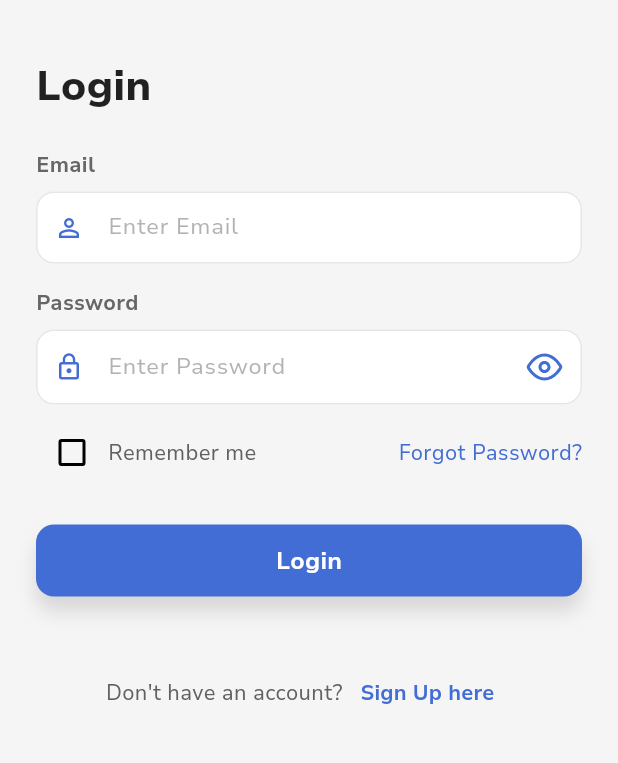
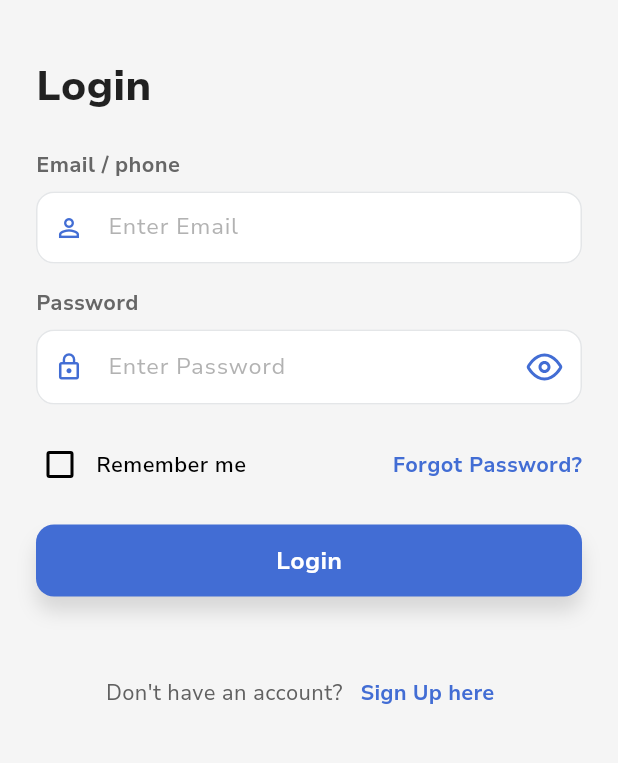
Before and after one commit to grewoxinfotech/housing-app-flutter, a Flutter app: the screen it shows after launch, on a phone screen of 412 x 824 dp, the part 284-1047 px from its top. Run offline on Flutter 3.47's test engine with Material 3 defaults, Android fonts, the phone set to English and light mode, and no system bars; our stand-ins replace awesome_snackbar_content, connectivity_plus, flutter_secure_storage, flutter_svg, font_awesome_flutter, get and 2 more; accounts and stored records are empty.

Commit message:
Update dependencies and improve validation logic
- Downgraded several dependencies in the package configuration to maintain compatibility.
- Updated the version in the .dart_tool/version file to reflect the changes.
- Modified the forgot password functionality to accept either email or phone number.
- Enhanced validation logic for email and password fields to provide clearer error messages.
- Updated UI elements in the login, registration, and forgot password screens to reflect changes in validation and input requirements.
- Added autovalidate mode to text fields for immediate feedback on user input.
- Improved the OTP verification screen's UI for better visibility.

```diff
--- a/lib/modules/auth/controllers/auth_controller.dart
+++ b/lib/modules/auth/controllers/auth_controller.dart
@@ -179,20 +179,20 @@
     }
   }
 
-  Future<void> forgotPassword({required String email}) async {
+  Future<void> forgotPassword({required String id}) async {
     try {
       isLoading.value = true;
 
-      final token = await authService.forgotPassword(email);
+      final token = await authService.forgotPassword(id);
       print("Forgot Password Token: $token");
       isLoading.value = false;
       Get.to(
-        () => OtpVerificationScreen(phone: email, token: token),
+        () => OtpVerificationScreen(phone: id, token: token),
       ); // example
 
       CrmSnackBar.showAwesomeSnackbar(
         title: 'Success',
-        message: 'OTP sent to your email.',
+        message: 'OTP sent to your email or Phone.',
         contentType: ContentType.success,
       );
     } catch (e) {
--- a/lib/modules/auth/views/forgot_password_screen.dart
+++ b/lib/modules/auth/views/forgot_password_screen.dart
@@ -46,18 +46,20 @@
                   // ),
                   // Email Field
                   CrmTextField(
-                    title: "Email",
+                    title: "Email / Phone",
                     controller: authController.emailController,
                     validator: (value) => emailValidation(value ?? ''),
+                    autovalidateMode: AutovalidateMode.onUserInteraction,
+
                     prefixIcon: Icons.person_outline,
-                    hintText: "Enter Email",
+                    hintText: "Enter Email or Phone",
                   ),
                   const SizedBox(height: 24),
                   CrmButton(
                     title: "Send OTP",
                     onTap:
                         () => authController.forgotPassword(
-                          email: authController.emailController.text.trim(),
+                          id: authController.emailController.text.trim(),
                         ),
                   ),
                 ],
--- a/lib/modules/auth/views/login_screen.dart
+++ b/lib/modules/auth/views/login_screen.dart
@@ -158,55 +158,24 @@
 
                   // Email Field
                   CrmTextField(
-                    title: "Email",
+                    title: "Email / phone",
                     controller: authController.emailController,
                     validator: (value) => emailValidation(value ?? ''),
+                    autovalidateMode: AutovalidateMode.onUserInteraction,
+
                     prefixIcon: Icons.person_outline,
                     hintText: "Enter Email",
                   ),
-                  // CustomTextField(
-                  //   controller: authController.emailController,
-                  //   hintText: 'Email or User Name',
-                  //   keyboardType: TextInputType.emailAddress,
-                  //   prefixIcon: Icons.person_outline,
-                  //   validator: (value) {
-                  //     if (value == null || value.isEmpty) {
-                  //       return 'Please enter your email or username';
-                  //     }
-                  //     return null;
-                  //   },
-                  // ),
+
                   const SizedBox(height: 16),
 
-                  // Password Field
-                  // CustomTextField(
-                  //   controller: authController.passwordController,
-                  //   hintText: 'Password',
-                  //   obscureText: !_isPasswordVisible,
-                  //   prefixIcon: Icons.lock_outline,
-                  //   suffixIcon: IconButton(
-                  //     icon: Icon(
-                  //       _isPasswordVisible
-                  //           ? Icons.visibility
-                  //           : Icons.visibility_off,
-                  //       color: Colors.grey,
-                  //       size: 20,
-                  //     ),
-                  //     onPressed: _togglePasswordVisibility,
-                  //   ),
-                  //   validator: (value) {
-                  //     if (value == null || value.isEmpty) {
-                  //       return 'Please enter your password';
-                  //     }
-                  //     return null;
-                  //   },
-                  // ),
                   CrmTextField(
                     title: "Password",
                     controller: authController.passwordController,
                     validator: (value) => passwordValidation(value ?? ''),
                     obscureText: _isPasswordVisible,
                     prefixIcon: Icons.lock_outline,
+                    autovalidateMode: AutovalidateMode.onUserInteraction,
                     hintText: "Enter Password",
                     suffixIcon: Container(
                       height: 50,
@@ -227,36 +196,80 @@
 
                   const SizedBox(height: 8),
 
+                  // Row(
+                  //  mainAxisAlignment: MainAxisAlignment.spaceBetween,
+                  //   children: [
+                  //     Obx(
+                  //       () => Row(
+                  //         children: [
+                  //           Checkbox(
+                  //             value: authController.rememberMe.value,
+                  //             onChanged:
+                  //                 (value) =>
+                  //                     authController.rememberMe.value =
+                  //                         value ?? false,
+                  //             side: const BorderSide(
+                  //               color: Colors.black,
+                  //               width: 2,
+                  //             ),
+                  //             checkColor: Colors.white,
+                  //             // Checkmark color
+                  //             activeColor: theme.colorScheme.primary,
+                  //           ),
+                  //
+                  //           Text(
+                  //             'Remember me',
+                  //             style: TextStyle(
+                  //               color: Colors.black,
+                  //               fontWeight: FontWeight.w600,
+                  //               fontFamily: FontRes.nuNunitoSans,
+                  //             ),
+                  //           ),
+                  //         ],
+                  //       ),
+                  //     ),
+                  //     GestureDetector(
+                  //       onTap: () {
+                  //         Get.to(ForgetPasswordScreen());
+                  //       },
+                  //       child: Text(
+                  //         'Forgot Password?',
+                  //         style: TextStyle(
+                  //           color: Get.theme.colorScheme.primary,
+                  //           fontWeight: FontWeight.bold,
+                  //           fontFamily: FontRes.nuNunitoSans,
+                  //         ),
+                  //       ),
+                  //     ),
+                  //   ],
+                  // ),
+                  const SizedBox(height: 16),
                   Row(
-                    mainAxisAlignment: MainAxisAlignment.spaceBetween,
+                    crossAxisAlignment: CrossAxisAlignment.center,
                     children: [
                       Obx(
-                        () => Row(
-                          children: [
-                            Checkbox(
+                        () => Checkbox(
                           value: authController.rememberMe.value,
-                              onChanged:
-                                  (value) =>
-                                      authController.rememberMe.value =
-                                          value ?? false,
-                              side: const BorderSide(
-                                color: Colors.black,
-                                width: 2,
+                          onChanged: (value) {
+                            authController.rememberMe.value = value ?? false;
+                          },
+                          side: const BorderSide(color: Colors.black, width: 2),
+                          checkColor: Colors.white,
+                          activeColor: theme.colorScheme.primary,
+                          visualDensity: VisualDensity.compact,
+                          materialTapTargetSize:
+                              MaterialTapTargetSize.shrinkWrap,
                         ),
-                              checkColor: Colors.white,
-                              // Checkmark color
-                              activeColor: theme.colorScheme.primary,
                       ),
-
-                            Text(
+                      const SizedBox(width: 8),
+                      Expanded(
+                        child: Text(
                           'Remember me',
                           style: TextStyle(
+                            color: Colors.black,
+                            fontWeight: FontWeight.w600,
                             fontFamily: FontRes.nuNunitoSans,
-                                color: Colors.grey[700],
-                                fontWeight: FontWeight.w400,
                           ),
-                            ),
-                          ],
                         ),
                       ),
                       GestureDetector(
@@ -266,25 +279,27 @@
                         child: Text(
                           'Forgot Password?',
                           style: TextStyle(
+                            color: theme.colorScheme.primary,
+                            fontWeight: FontWeight.bold,
                             fontFamily: FontRes.nuNunitoSans,
-                            fontSize: 14,
-                            fontWeight: FontWeight.w400,
-                            color: Get.theme.colorScheme.primary,
                           ),
                         ),
                       ),
                     ],
                   ),
+
                   const SizedBox(height: 24),
 
                   // Login Button
                   CrmButton(
                     title: "Login",
                     onTap: () {
+                      if (_formKey.currentState!.validate()) {
                         authController.login(
                           authController.emailController.text.trim(),
                           authController.passwordController.text.trim(),
                         );
+                      }
                     },
                   ),
                   const SizedBox(height: 16),
--- a/lib/modules/auth/views/otp_verification_screen.dart
+++ b/lib/modules/auth/views/otp_verification_screen.dart
@@ -11,6 +11,7 @@
 class OtpVerificationScreen extends StatefulWidget {
   final String phone;
   final String? token; // Made nullable if not always required
+
 
   const OtpVerificationScreen({Key? key, required this.phone, this.token})
     : super(key: key);
@@ -217,6 +218,7 @@
                             style: TextStyle(
                               fontSize: 16,
                               fontWeight: FontWeight.bold,
+                              color: Colors.white,
                             ),
                           ),
                 ),
--- a/lib/widgets/New folder/inputs/crm_text_field.dart
+++ b/lib/widgets/New folder/inputs/crm_text_field.dart
@@ -11,6 +11,7 @@
   final bool obscureText;
   final Widget? suffixIcon;
   final IconData? prefixIcon;
+  final AutovalidateMode? autovalidateMode;
   final bool isRequired;
   final TextInputType? keyboardType;
   final int? maxLines;
@@ -35,6 +36,7 @@
     this.maxLines = 1,
     this.enabled = true,
     this.readOnly = false,
+    this.autovalidateMode,
     this.focusNode,
     this.textInputAction,
     this.onChanged,
@@ -79,6 +81,7 @@
           focusNode: focusNode,
           textInputAction: textInputAction,
           onChanged: onChanged,
+          autovalidateMode: autovalidateMode ?? AutovalidateMode.disabled,
           onTap: onTap,
           style: TextStyle(
             fontSize: 15,
```
Also changed, not shown: lib/app/utils/validation.dart (+9 -10 lines), lib/modules/auth/views/register_screen.dart (+29 -11 lines), pubspec.lock, 1 other file. Lines whose indentation alone changed are shown as unchanged.
